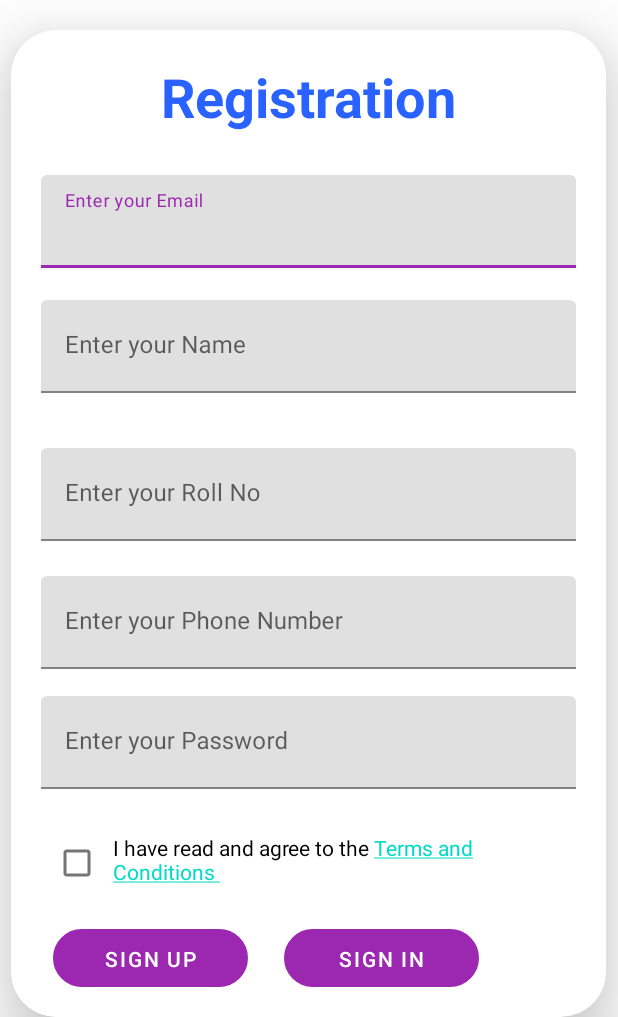
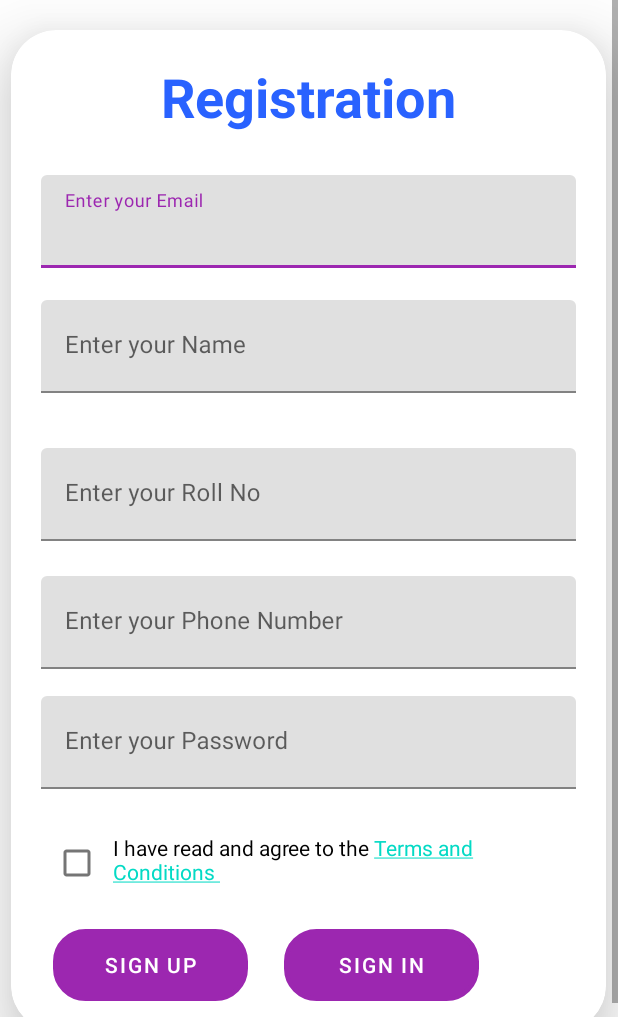
Before and after one commit to DataChef07/Mobile-Computing-Project, an Android app: the RegisterActivity screen opened directly, with no data from a screen before it, on a phone screen of 412 x 824 dp, the part 219-1236 px from its top. Run offline under Robolectric (Android 15) with nearby library versions, the phone set to English and light mode, and no system bars; our stand-ins replace Firebase (no records; nobody signed in at launch, a user with empty details on screens opened directly); Roboto replaces fonts that are not available here; 1 statement that could not run was skipped.

Commit message:
added roll number field and scroll view to registration activity

```diff
--- a/app/src/main/java/com/example/startupconnect/RegisterActivity.java
+++ b/app/src/main/java/com/example/startupconnect/RegisterActivity.java
@@ -83,8 +83,9 @@ public class RegisterActivity extends AppCompatActivity {
             @Override
             public void onClick(View view) {
                 Intent intent = new Intent(RegisterActivity.this, LoginActivity.class);
+                intent.setFlags(Intent.FLAG_ACTIVITY_CLEAR_TASK | Intent.FLAG_ACTIVITY_NEW_TASK);
                 startActivity(intent);
-                finish();
+                //finish();
             }
         });
 
--- a/app/src/main/res/layout/activity_register.xml
+++ b/app/src/main/res/layout/activity_register.xml
@@ -33,6 +33,9 @@
                 android:src="@drawable/logo"
                 app:layout_constraintTop_toTopOf="parent" />
 
+            <ScrollView
+                android:layout_width="match_parent"
+                android:layout_height="wrap_content">
             <androidx.cardview.widget.CardView
                 android:layout_width="match_parent"
                 android:layout_height="match_parent"
@@ -42,6 +45,7 @@
                 android:background="@drawable/custom_box"
                 app:cardCornerRadius="30dp"
                 app:cardElevation="30dp">
+
 
                 <LinearLayout
                     android:layout_width="match_parent"
@@ -214,6 +218,8 @@
                 </LinearLayout>
             </androidx.cardview.widget.CardView>
 
+            </ScrollView>
+
         </LinearLayout>
 
     <!--    <ScrollView-->
```
